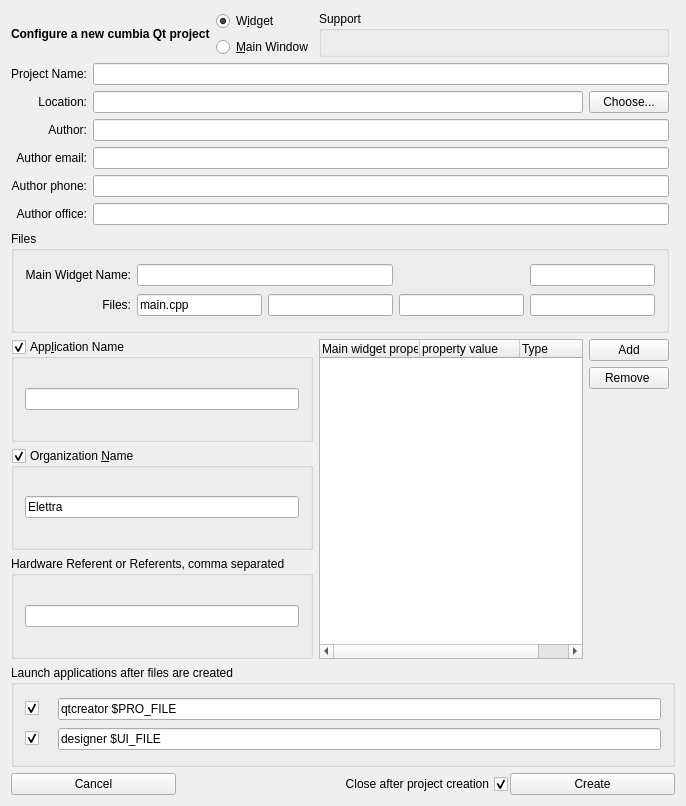
ELETTRA-SincrotroneTrieste/cumbia-libs, file qumbia-apps/qumbiaprojectwizard/qumbiaprojectwizard.ui: the form before one commit.
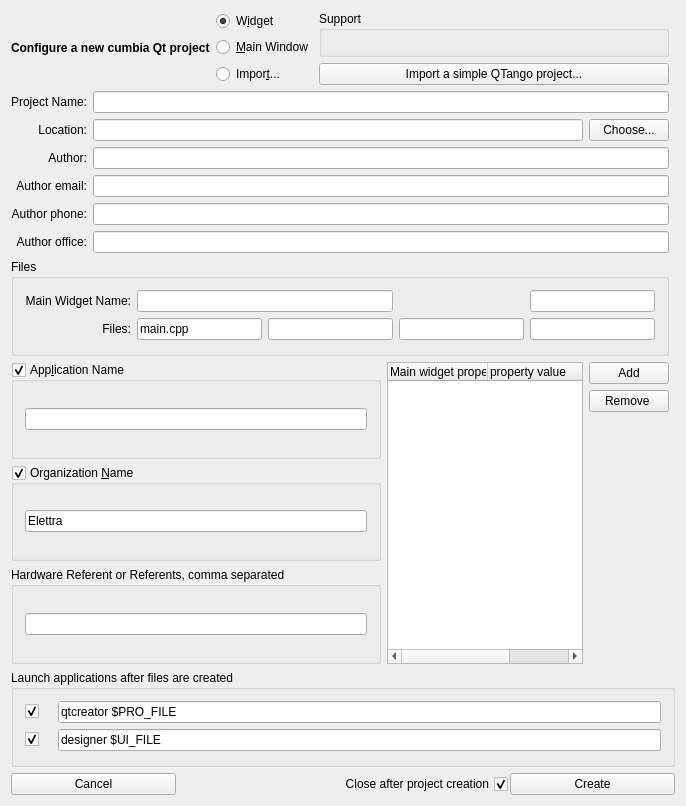
The form after the commit.

```diff
--- a/qumbia-apps/qumbiaprojectwizard/qumbiaprojectwizard.ui
+++ b/qumbia-apps/qumbiaprojectwizard/qumbiaprojectwizard.ui
@@ -14,17 +14,32 @@
    <string>New cumbia Qt Project</string>
   </property>
   <layout class="QGridLayout" name="gridLayout_4">
-   <item row="0" column="2">
-    <widget class="QRadioButton" name="rbWidget">
-     <property name="text">
-      <string>W&amp;idget</string>
+   <item row="5" column="0" colspan="4">
+    <widget class="QGroupBox" name="groupBox_4">
+     <property name="title">
+      <string>App&amp;lication Name</string>
      </property>
-     <property name="checked">
+     <property name="checkable">
       <bool>true</bool>
      </property>
+     <property name="save" stdset="0">
+      <bool>true</bool>
+     </property>
+     <layout class="QHBoxLayout" name="horizontalLayout_3">
+      <item>
+       <widget class="QLineEdit" name="leApplicationName">
+        <property name="placeholder" stdset="0">
+         <string>$APPLICATION_NAME$</string>
+        </property>
+        <property name="content" stdset="0">
+         <string>appname</string>
+        </property>
+       </widget>
+      </item>
+     </layout>
     </widget>
    </item>
-   <item row="7" column="0" colspan="5">
+   <item row="8" column="0" colspan="6">
     <widget class="QGroupBox" name="groupBox">
      <property name="title">
       <string>Launch applications after files are created</string>
@@ -92,7 +107,7 @@
      </layout>
     </widget>
    </item>
-   <item row="9" column="0" colspan="5">
+   <item row="10" column="0" colspan="6">
     <layout class="QHBoxLayout" name="horizontalLayout">
      <property name="spacing">
       <number>2</number>
@@ -147,38 +162,7 @@
      </item>
     </layout>
    </item>
-   <item row="1" column="2">
-    <widget class="QRadioButton" name="rbMainWidget">
-     <property name="text">
-      <string>&amp;Main Window</string>
-     </property>
-    </widget>
-   </item>
-   <item row="0" column="0" rowspan="2" colspan="2">
-    <widget class="QLabel" name="label_6">
-     <property name="font">
-      <font>
-       <weight>75</weight>
-       <bold>true</bold>
-      </font>
-     </property>
-     <property name="text">
-      <string>Configure a new cumbia Qt project</string>
-     </property>
-     <property name="alignment">
-      <set>Qt::AlignLeading|Qt::AlignLeft|Qt::AlignVCenter</set>
-     </property>
-    </widget>
-   </item>
-   <item row="0" column="3" rowspan="2">
-    <widget class="QGroupBox" name="gbSupport">
-     <property name="title">
-      <string>Support</string>
-     </property>
-     <layout class="QHBoxLayout" name="horizontalLayout_5"/>
-    </widget>
-   </item>
-   <item row="2" column="0" colspan="4">
+   <item row="3" column="0" colspan="5">
     <layout class="QGridLayout" name="gridLayout_2">
      <item row="0" column="0">
       <widget class="QLabel" name="label">
@@ -278,6 +262,9 @@
        <property name="checkContents" stdset="0">
         <string>not_empty</string>
        </property>
+       <property name="content" stdset="0">
+        <string>author</string>
+       </property>
       </widget>
      </item>
      <item row="3" column="1" colspan="2">
@@ -291,6 +278,9 @@
        <property name="checkContents" stdset="0">
         <string>email</string>
        </property>
+       <property name="content" stdset="0">
+        <string>mail</string>
+       </property>
       </widget>
      </item>
      <item row="4" column="1" colspan="2">
@@ -301,6 +291,9 @@
        <property name="placeholder" stdset="0">
         <string>$AU_PHONE$</string>
        </property>
+       <property name="content" stdset="0">
+        <string>phone</string>
+       </property>
       </widget>
      </item>
      <item row="5" column="1" colspan="2">
@@ -311,11 +304,14 @@
        <property name="placeholder" stdset="0">
         <string>$AU_OFFICE$</string>
        </property>
+       <property name="content" stdset="0">
+        <string>author</string>
+       </property>
       </widget>
      </item>
     </layout>
    </item>
-   <item row="3" column="0" colspan="4">
+   <item row="4" column="0" colspan="5">
     <widget class="QGroupBox" name="grBoxFiles">
      <property name="title">
       <string>Files</string>
@@ -425,29 +421,7 @@
      </layout>
     </widget>
    </item>
-   <item row="4" column="0" colspan="3">
-    <widget class="QGroupBox" name="groupBox_4">
-     <property name="title">
-      <string>App&amp;lication Name</string>
-     </property>
-     <property name="checkable">
-      <bool>true</bool>
-     </property>
-     <property name="save" stdset="0">
-      <bool>true</bool>
-     </property>
-     <layout class="QHBoxLayout" name="horizontalLayout_3">
-      <item>
-       <widget class="QLineEdit" name="leApplicationName">
-        <property name="placeholder" stdset="0">
-         <string>$APPLICATION_NAME$</string>
-        </property>
-       </widget>
-      </item>
-     </layout>
-    </widget>
-   </item>
-   <item row="5" column="0" colspan="3">
+   <item row="6" column="0" colspan="4">
     <widget class="QGroupBox" name="groupBox_2">
      <property name="title">
       <string>Organization &amp;Name</string>
@@ -470,12 +444,15 @@
         <property name="placeholder" stdset="0">
          <string>$ORGANIZATION_NAME$</string>
         </property>
+        <property name="content" stdset="0">
+         <string>orgname</string>
+        </property>
        </widget>
       </item>
      </layout>
     </widget>
    </item>
-   <item row="6" column="0" colspan="3">
+   <item row="7" column="0" colspan="4">
     <widget class="QGroupBox" name="groupBox_5">
      <property name="title">
       <string>Hardware Referent or Referents, comma separated</string>
@@ -486,12 +463,15 @@
         <property name="placeholder" stdset="0">
          <string>$HW_REFERENT$</string>
         </property>
+        <property name="content" stdset="0">
+         <string>hwReferent</string>
+        </property>
        </widget>
       </item>
      </layout>
     </widget>
    </item>
-   <item row="4" column="3" rowspan="3">
+   <item row="5" column="4" rowspan="3">
     <layout class="QGridLayout" name="gridLayout_3">
      <item row="0" column="1">
       <widget class="QPushButton" name="pbAddProperty">
@@ -534,6 +514,64 @@
      </item>
     </layout>
    </item>
+   <item row="0" column="0" rowspan="3" colspan="2">
+    <widget class="QLabel" name="label_6">
+     <property name="font">
+      <font>
+       <weight>75</weight>
+       <bold>true</bold>
+      </font>
+     </property>
+     <property name="text">
+      <string>Configure a new cumbia Qt project</string>
+     </property>
+     <property name="alignment">
+      <set>Qt::AlignLeading|Qt::AlignLeft|Qt::AlignVCenter</set>
+     </property>
+    </widget>
+   </item>
+   <item row="0" column="2">
+    <widget class="QRadioButton" name="rbWidget">
+     <property name="text">
+      <string>W&amp;idget</string>
+     </property>
+     <property name="checked">
+      <bool>true</bool>
+     </property>
+    </widget>
+   </item>
+   <item row="1" column="2">
+    <widget class="QRadioButton" name="rbMainWidget">
+     <property name="text">
+      <string>&amp;Main Window</string>
+     </property>
+    </widget>
+   </item>
+   <item row="2" column="2">
+    <widget class="QRadioButton" name="rbImport">
+     <property name="toolTip">
+      <string>&lt;html&gt;&lt;head/&gt;&lt;body&gt;&lt;p&gt;migrate a &lt;span style=&quot; font-weight:600;&quot;&gt;simple&lt;/span&gt; QTango project to a cumbia project&lt;/p&gt;&lt;/body&gt;&lt;/html&gt;</string>
+     </property>
+     <property name="text">
+      <string>Impor&amp;t...</string>
+     </property>
+    </widget>
+   </item>
+   <item row="0" column="3" rowspan="2" colspan="2">
+    <widget class="QGroupBox" name="gbSupport">
+     <property name="title">
+      <string>Support</string>
+     </property>
+     <layout class="QHBoxLayout" name="horizontalLayout_5"/>
+    </widget>
+   </item>
+   <item row="2" column="3" colspan="2">
+    <widget class="QPushButton" name="pbImport">
+     <property name="text">
+      <string>Import a simple QTango project...</string>
+     </property>
+    </widget>
+   </item>
   </layout>
  </widget>
  <layoutdefault spacing="6" margin="11"/>
```
